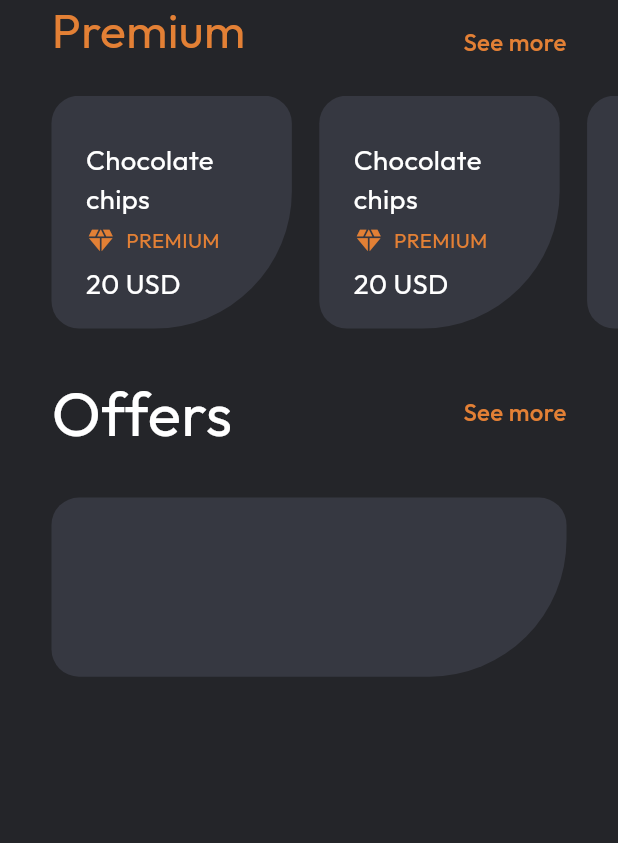
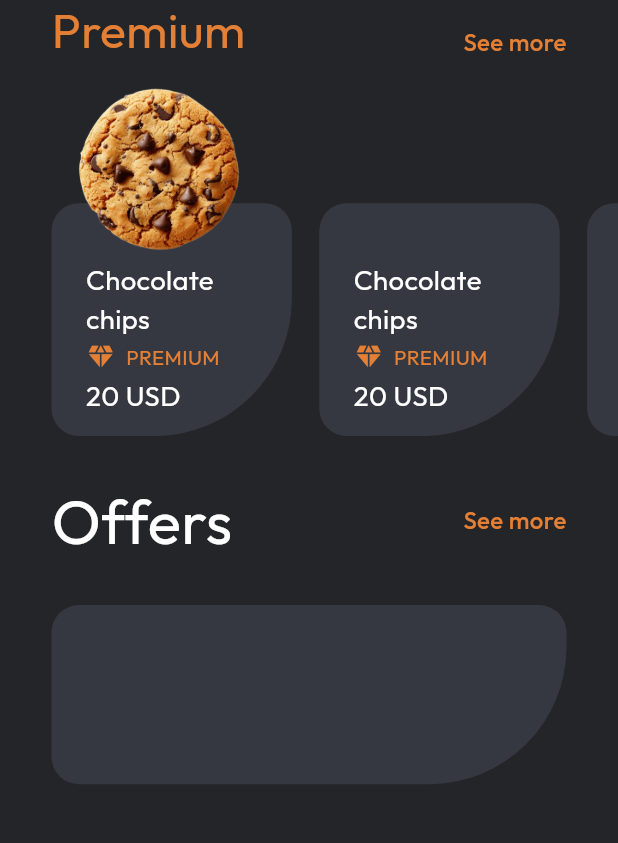
Before and after one commit to ShahzainAhmed/Cookies_App, a Flutter app: the screen it shows after launch, on a phone screen of 412 x 824 dp, the part 295-1138 px from its top. Run offline on Flutter 3.47's test engine with Material 3 defaults, Android fonts, the phone set to English and light mode, and no system bars; our stand-ins replace flutter_screenutil, get, google_fonts.

Commit message:
added cookie

```diff
--- a/lib/resources/app_assets.dart
+++ b/lib/resources/app_assets.dart
@@ -1,3 +1,5 @@
 class AppAssets {
   static const kProfilePic = 'assets/images/profile.jpeg';
+  static const kCookie1 = 'assets/images/cookie1.png';
+  static const kCookie2 = 'assets/images/cookie2.png';
 }
--- a/lib/views/home/home_screen.dart
+++ b/lib/views/home/home_screen.dart
@@ -69,10 +69,14 @@ class HomeScreen extends StatelessWidget {
               ],
             ),
           ),
-          SizedBox(height: 20.h),
+          SizedBox(height: 80.h),
           SizedBox(
             height: 130.h,
-            child: ListView.separated(
+            child: Stack(
+              clipBehavior: Clip.none,
+              children: [
+                ListView.separated(
+                  itemCount: 4,
                   padding: EdgeInsets.symmetric(horizontal: 30.w),
                   physics: const BouncingScrollPhysics(),
                   scrollDirection: Axis.horizontal,
@@ -80,7 +84,13 @@ class HomeScreen extends StatelessWidget {
                   itemBuilder: (context, index) {
                     return const SmallTile();
                   },
-              itemCount: 6,
+                ),
+                Positioned(
+                  top: -80,
+                  left: 50,
+                  child: Image.asset(AppAssets.kCookie1, scale: 3.5),
+                )
+              ],
             ),
           ),
           SizedBox(height: 30.h),
--- a/lib/views/home/widgets/small_tile.dart
+++ b/lib/views/home/widgets/small_tile.dart
@@ -1,3 +1,4 @@
+import 'package:coffee_app/resources/app_assets.dart';
 import 'package:coffee_app/resources/app_colors.dart';
 import 'package:coffee_app/resources/app_typography.dart';
 import 'package:flutter/material.dart';
@@ -10,7 +11,7 @@ class SmallTile extends StatelessWidget {
   Widget build(BuildContext context) {
     return Container(
       padding:
-          EdgeInsets.only(left: 20.w, right: 20.w, top: 20.h, bottom: 10.h),
+          EdgeInsets.only(left: 20.w, right: 20.w, top: 30.h, bottom: 10.h),
       height: 130.h,
       width: 140.w,
       decoration: BoxDecoration(
```
Also changed, not shown: assets/images/cookie1.png (added), assets/images/cookie2.png (added), 1 other file. Lines whose indentation alone changed are shown as unchanged.
